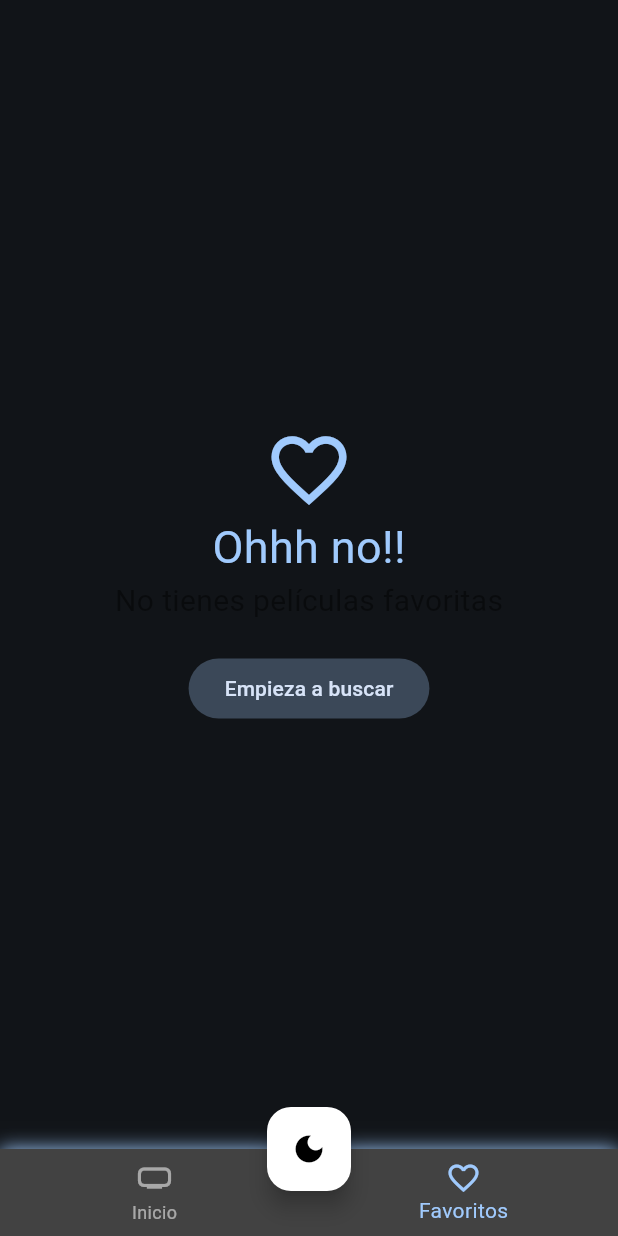
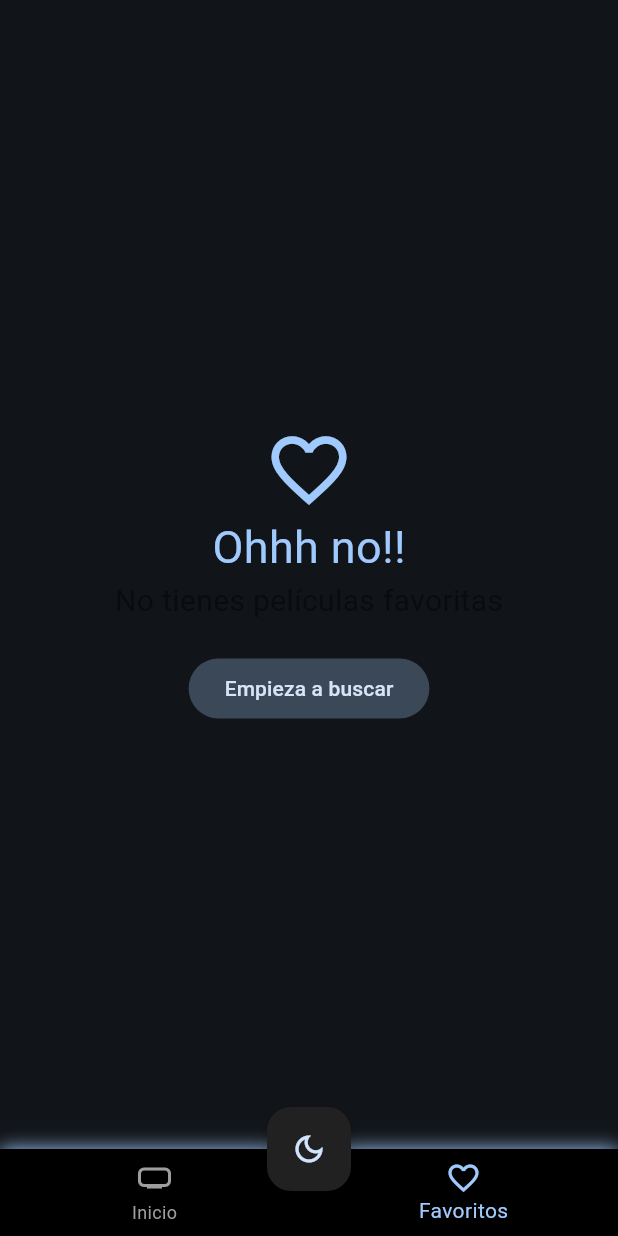
Before and after one commit to JalzDeLezZ/cinema-3x, a Flutter app: the screen it shows after launch, item 2 of the bottom bar chosen, on a phone screen of 412 x 824 dp. Run offline on Flutter 3.47's test engine with Material 2 defaults, Android fonts, the phone set to English and light mode, and no system bars; our stand-ins replace animate_do, card_swiper, dio, flutter_dotenv, flutter_riverpod, go_router and 2 more; accounts and stored records are empty; generated files the repository leaves out were written again; network calls fail.

Commit message:
[imp] (darkmode, provider, theme)

```diff
--- a/lib/config/theme/app_theme.dart
+++ b/lib/config/theme/app_theme.dart
@@ -1,9 +1,17 @@
 import 'package:flutter/material.dart';
 
 class AppTheme {
+  AppTheme({this.isDarkmode = true});
+
+  final bool isDarkmode;
+
   ThemeData getTheme() => ThemeData(
         useMaterial3: true,
         colorSchemeSeed: Colors.blue,
-        brightness: Brightness.dark
+        brightness: isDarkmode ? Brightness.dark : Brightness.light,
       );
+
+  AppTheme copyWith({bool? isDarkmode}) {
+    return AppTheme(isDarkmode: isDarkmode ?? this.isDarkmode);
+  }
 }
--- a/lib/main.dart
+++ b/lib/main.dart
@@ -1,5 +1,6 @@
 import 'package:cinema_movie/config/router/app_router.dart';
 import 'package:cinema_movie/config/theme/app_theme.dart';
+import 'package:cinema_movie/presentation/providers/theme_provider.dart';
 import 'package:flutter_dotenv/flutter_dotenv.dart';
 import 'package:flutter_riverpod/flutter_riverpod.dart';
 import 'package:flutter/material.dart';
@@ -13,15 +14,17 @@ Future<void> main() async {
   );
 }
 
-class MainApp extends StatelessWidget {
+class MainApp extends ConsumerWidget {
   const MainApp({super.key});
 
   @override
-  Widget build(BuildContext context) {
+  Widget build(BuildContext context, ref) {
+    final AppTheme appTheme = ref.watch(themeNotifierProvider);
+
     return MaterialApp.router(
       routerConfig: appRouter,
       debugShowCheckedModeBanner: false,
-      theme: AppTheme().getTheme(),
+      theme: appTheme.getTheme(),
     );
   }
 }
--- /dev/null
+++ b/lib/presentation/providers/theme_provider.dart
@@ -0,0 +1,13 @@
+import 'package:cinema_movie/config/theme/app_theme.dart';
+import 'package:flutter_riverpod/flutter_riverpod.dart';
+
+final themeNotifierProvider =
+    StateNotifierProvider<Controller, AppTheme>((ref) => Controller());
+
+class Controller extends StateNotifier<AppTheme> {
+  Controller() : super(AppTheme());
+
+  void toggleTheme() {
+    state = state.copyWith(isDarkmode: !state.isDarkmode);
+  }
+}
--- a/lib/presentation/screens/movies/home_screen.dart
+++ b/lib/presentation/screens/movies/home_screen.dart
@@ -1,34 +1,35 @@
 // ignore_for_file: prefer_const_literals_to_create_immutables, avoid_print
+import 'package:cinema_movie/presentation/providers/theme_provider.dart';
 import 'package:cinema_movie/presentation/views/views.dart';
 import 'package:cinema_movie/presentation/widgets/widgets.dart';
 import 'package:flutter/material.dart';
+import 'package:flutter_riverpod/flutter_riverpod.dart';
 
-class HomeScreen extends StatelessWidget {
+class HomeScreen extends ConsumerWidget {
   static const name = 'home-screen';
   final int pageIndex;
 
   HomeScreen({super.key, required this.pageIndex});
 
-  final viewRoutes = [
-    const HomeView(),
-    const FavoritesView()
-  ];
+  final viewRoutes = [const HomeView(), const FavoritesView()];
 
   @override
-  Widget build(BuildContext context) {
+  Widget build(BuildContext context, ref) {
+    final isDarkMode = ref.watch(themeNotifierProvider).isDarkmode;
+
     return Scaffold(
       body: IndexedStack(
         index: pageIndex,
         children: viewRoutes,
       ),
       floatingActionButton: FloatingActionButton(
-        backgroundColor: Colors.white,
-        onPressed: () => print('Dark Mode'),
-        child: const Icon(
-          Icons.dark_mode,
-          color: Colors.black,
-        ),
+        backgroundColor: isDarkMode ? Colors.grey[900] : Colors.white,
+        onPressed: () => {
+          ref.read(themeNotifierProvider.notifier).toggleTheme(),
+        },
         tooltip: 'Dark Mode',
+        child: Icon(
+            isDarkMode ? Icons.dark_mode_outlined : Icons.light_mode_outlined),
       ),
       floatingActionButtonLocation: FloatingActionButtonLocation.centerDocked,
       bottomNavigationBar: CustomBottomNavigation(currentIndex: pageIndex),
--- a/lib/presentation/widgets/shared/custom_bottom_navigation.dart
+++ b/lib/presentation/widgets/shared/custom_bottom_navigation.dart
@@ -1,7 +1,9 @@
+import 'package:cinema_movie/presentation/providers/theme_provider.dart';
 import 'package:flutter/material.dart';
+import 'package:flutter_riverpod/flutter_riverpod.dart';
 import 'package:go_router/go_router.dart';
 
-class CustomBottomNavigation extends StatelessWidget {
+class CustomBottomNavigation extends ConsumerWidget {
   const CustomBottomNavigation({super.key, required this.currentIndex});
 
   final int currentIndex;
@@ -19,7 +21,8 @@ class CustomBottomNavigation extends StatelessWidget {
   }
 
   @override
-  Widget build(BuildContext context) {
+  Widget build(BuildContext context, ref) {
+    final isDarkMode = ref.watch(themeNotifierProvider).isDarkmode;
     final colors = Theme.of(context).colorScheme;
     final decoration = BoxDecoration(
       color: Colors.transparent,
@@ -45,9 +48,9 @@ class CustomBottomNavigation extends StatelessWidget {
           // showSelectedLabels: false,
           // showUnselectedLabels: false,
           elevation: 0,
-          backgroundColor: Colors.grey[800],
+          backgroundColor: isDarkMode ? Colors.black : Colors.white,
           selectedItemColor: colors.primary,
-          unselectedItemColor: Colors.white54,
+          unselectedItemColor: Colors.grey,
           currentIndex: currentIndex,
           onTap: (value) => onItemTapped(context, value),
           items: const [
```
